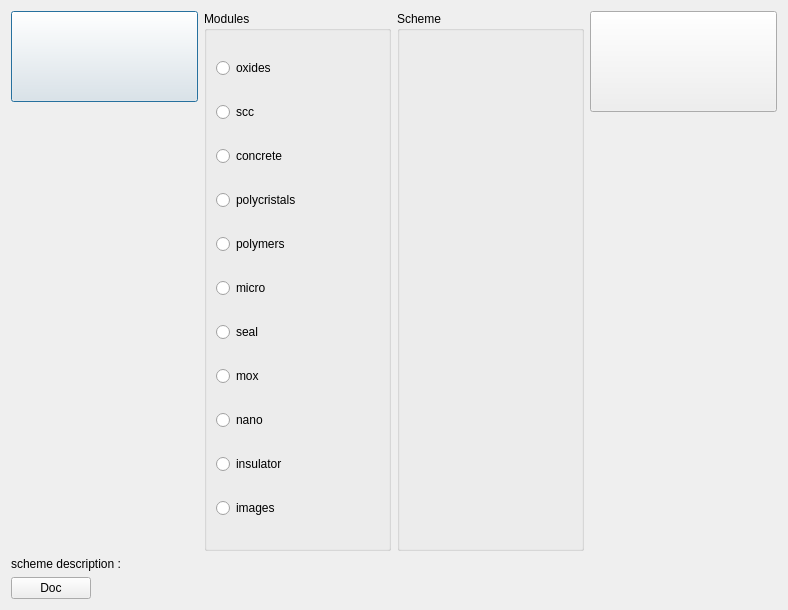
First picture: the form in UiQT4/desChoixMap.ui, repository SalomePlatform/eficas_tools, before the edit.
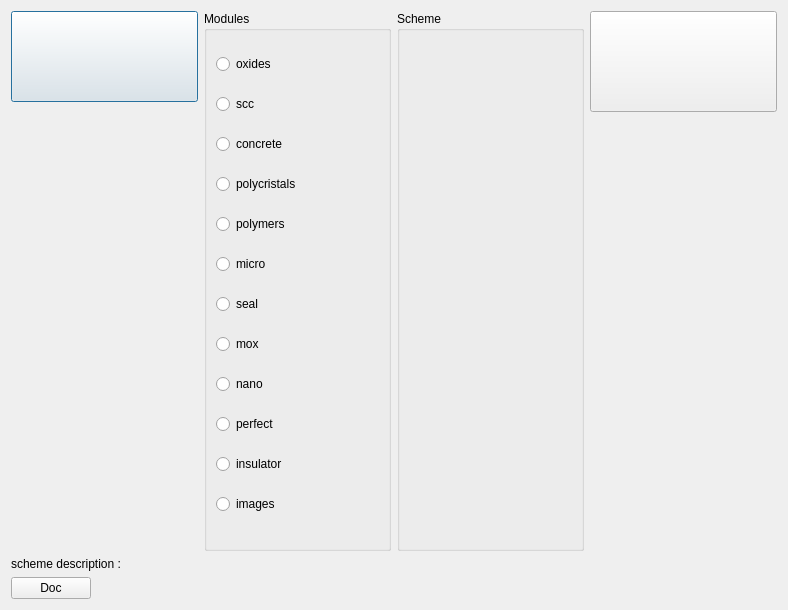
Second picture: the form after the edit. Icons and pictures are not drawn.

```diff
--- a/UiQT4/desChoixMap.ui
+++ b/UiQT4/desChoixMap.ui
@@ -61,78 +61,85 @@
        <property name="title">
         <string>Modules</string>
        </property>
-       <layout class="QVBoxLayout" name="verticalLayout">
-        <item>
+       <layout class="QGridLayout" name="gridLayout_2">
+        <item row="0" column="0">
          <widget class="QRadioButton" name="RBM1">
           <property name="text">
            <string>oxides</string>
           </property>
          </widget>
         </item>
-        <item>
+        <item row="1" column="0">
          <widget class="QRadioButton" name="RBM2">
           <property name="text">
            <string>scc</string>
           </property>
          </widget>
         </item>
-        <item>
+        <item row="2" column="0">
          <widget class="QRadioButton" name="RBM3">
           <property name="text">
            <string>concrete</string>
           </property>
          </widget>
         </item>
-        <item>
+        <item row="3" column="0">
          <widget class="QRadioButton" name="RBM4">
           <property name="text">
            <string>polycristals</string>
           </property>
          </widget>
         </item>
-        <item>
+        <item row="4" column="0">
          <widget class="QRadioButton" name="RBM5">
           <property name="text">
            <string>polymers</string>
           </property>
          </widget>
         </item>
-        <item>
+        <item row="5" column="0">
          <widget class="QRadioButton" name="RBM6">
           <property name="text">
            <string>micro</string>
           </property>
          </widget>
         </item>
-        <item>
+        <item row="6" column="0">
          <widget class="QRadioButton" name="RBM7">
           <property name="text">
            <string>seal</string>
           </property>
          </widget>
         </item>
-        <item>
+        <item row="7" column="0">
          <widget class="QRadioButton" name="RBM8">
           <property name="text">
            <string>mox</string>
           </property>
          </widget>
         </item>
-        <item>
+        <item row="8" column="0">
          <widget class="QRadioButton" name="RBM9">
           <property name="text">
            <string>nano</string>
           </property>
          </widget>
         </item>
-        <item>
+        <item row="9" column="0">
+         <widget class="QRadioButton" name="RBM12">
+          <property name="text">
+           <string>perfect</string>
+          </property>
+         </widget>
+        </item>
+        <item row="10" column="0">
          <widget class="QRadioButton" name="RBM10">
           <property name="text">
            <string>insulator</string>
           </property>
          </widget>
         </item>
-        <item>
+        <item row="11" column="0">
          <widget class="QRadioButton" name="RBM11">
           <property name="text">
            <string>images</string>
```
Left out of the diff: 9 changed lines with no effect on the pictures.
